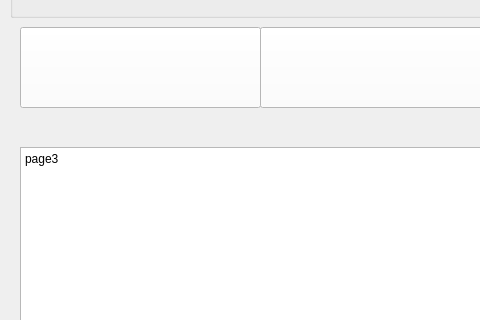
Qt form mainwindow.ui (eiger824/DeviceController) before a commit; both pictures show x 0 to 480 and y 83 to 403 of the 1000 by 620 pixel window.
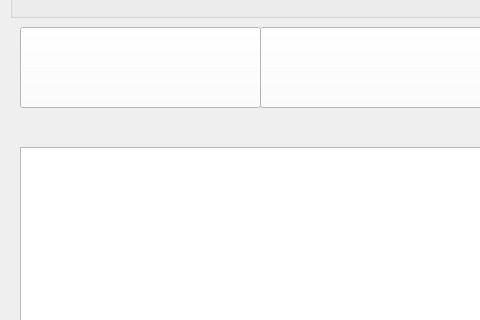
The same form after that commit. The open tabs and pages were chosen to show the change.

Patch:
```diff
--- a/mainwindow.ui
+++ b/mainwindow.ui
@@ -155,7 +155,7 @@
        <bool>true</bool>
       </property>
       <property name="plainText">
-       <string>page3</string>
+       <string/>
       </property>
      </widget>
     </widget>
```
Left out of the diff: 8 changed lines with no effect on the pictures.
